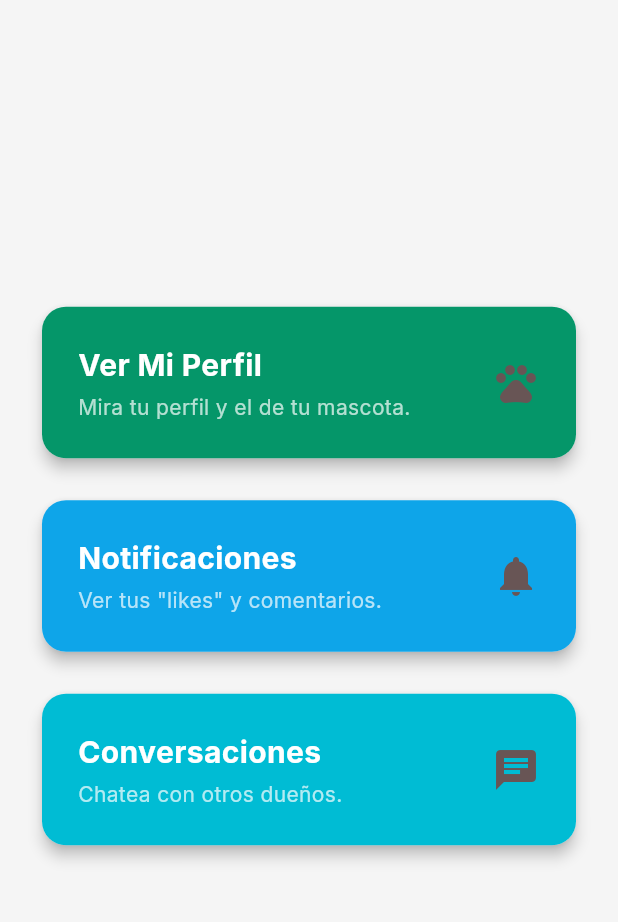
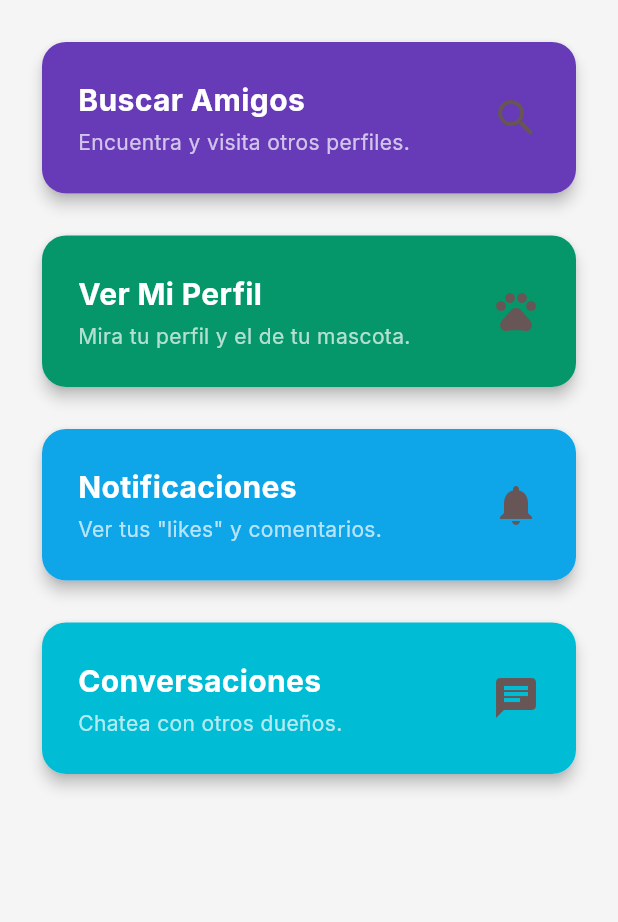
Before and after one commit to wilopv/PetConnect, a Flutter app: the HomeScreen screen opened directly, on a phone screen of 412 x 824 dp, the part 84-1006 px from its top. Run offline on Flutter 3.47's test engine with Material 3 defaults, Android fonts, the phone set to English and light mode, and no system bars; our stand-ins replace flutter_secure_storage, google_fonts, image_picker; accounts and stored records are empty.

Commit message:
feat: Añadir boton enlazado a pantalla de búsqueda de perfiles en home screen

```diff
--- a/frontend/pet_connect_app/lib/main.dart
+++ b/frontend/pet_connect_app/lib/main.dart
@@ -11,6 +11,7 @@ import 'auth/signup_screen.dart';
 import 'theme/app_theme.dart';
 import 'user/main_wrapper.dart';
 import 'admin/main_admin_wrapper.dart';
+import 'user/screens/search_screen.dart';
 
 
 void main() {
@@ -32,6 +33,7 @@ class PetConnectApp extends StatelessWidget {
         '/signup': (context) => const SignUpScreen(),
         '/home': (context) => const MainWrapper(initialIndex: 0),
         '/moderatorHome': (context) => const MainAdminWrapper(initialIndex: 0),
+        '/search': (context) => const SearchScreen(),
       },
     );
   }
--- a/frontend/pet_connect_app/lib/user/screens/home_screen.dart
+++ b/frontend/pet_connect_app/lib/user/screens/home_screen.dart
@@ -18,17 +18,26 @@ class HomeScreen extends StatelessWidget {
         title: const LogoWidget(size: 28),
         centerTitle: true,
       ),
-      body: Padding(
+      body: SafeArea(
+        child: SingleChildScrollView(
           padding: const EdgeInsets.all(24.0),
           child: Column(
-          mainAxisAlignment: MainAxisAlignment.center,
             children: [
+              _HomeButton(
+                title: 'Buscar Amigos',
+                subtitle: 'Encuentra y visita otros perfiles.',
+                icon: Icons.search,
+                color: Colors.deepPurple,
+                onTap: () => Navigator.pushNamed(context, '/search'),
+              ),
+              const SizedBox(height: 20),
               _HomeButton(
                 title: 'Ver Mi Perfil',
                 subtitle: 'Mira tu perfil y el de tu mascota.',
                 icon: Icons.pets,
                 color: kAccentColor,
-              onTap: () => ScaffoldMessenger.of(context).showSnackBar(const SnackBar(content: Text('Próximamente')))
+                onTap: () => ScaffoldMessenger.of(context)
+                    .showSnackBar(const SnackBar(content: Text('Próximamente'))),
               ),
               const SizedBox(height: 20),
               _HomeButton(
@@ -36,7 +45,8 @@ class HomeScreen extends StatelessWidget {
                 subtitle: 'Ver tus "likes" y comentarios.',
                 icon: Icons.notifications,
                 color: kPrimaryColor,
-              onTap: () => ScaffoldMessenger.of(context).showSnackBar(const SnackBar(content: Text('Próximamente')))
+                onTap: () => ScaffoldMessenger.of(context)
+                    .showSnackBar(const SnackBar(content: Text('Próximamente'))),
               ),
               const SizedBox(height: 20),
               _HomeButton(
@@ -44,9 +54,11 @@ class HomeScreen extends StatelessWidget {
                 subtitle: 'Chatea con otros dueños.',
                 icon: Icons.chat,
                 color: Colors.cyan,
-              onTap: () => ScaffoldMessenger.of(context).showSnackBar(const SnackBar(content: Text('Próximamente')))
+                onTap: () => ScaffoldMessenger.of(context)
+                    .showSnackBar(const SnackBar(content: Text('Próximamente'))),
               ),
             ],
+          ),
         ),
       ),
     );
```
Lines whose indentation alone changed are shown as unchanged.
